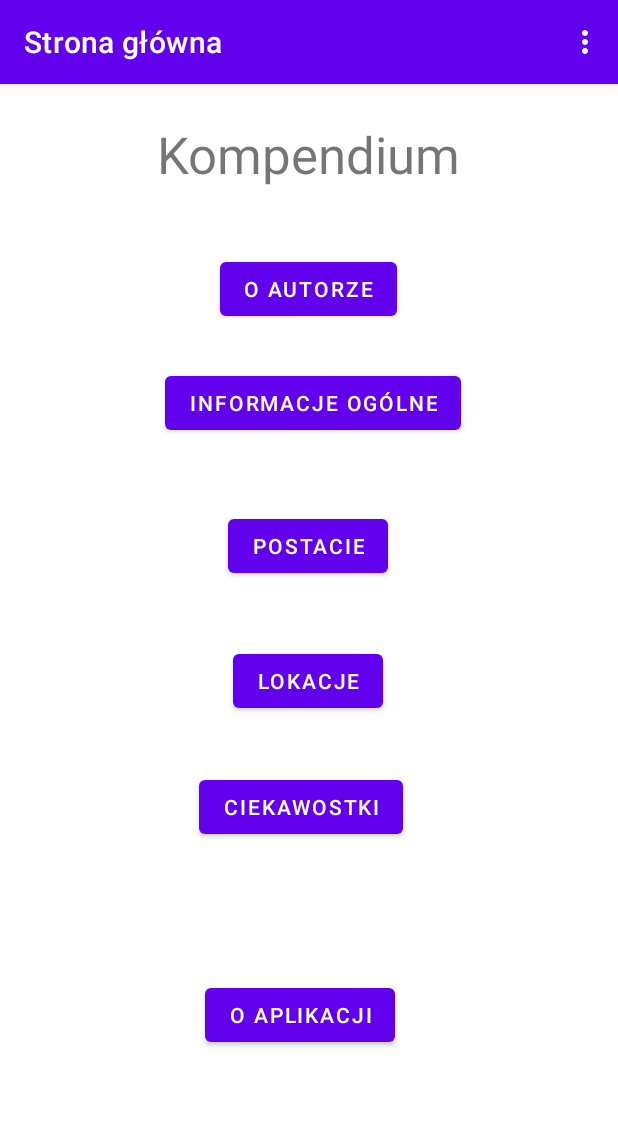
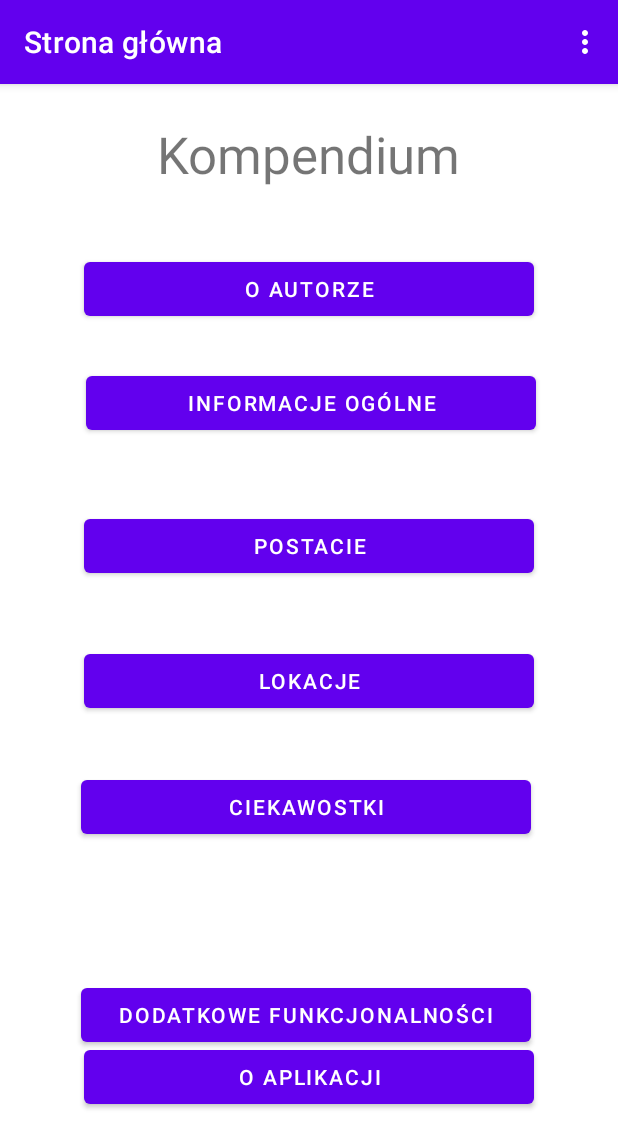
Before and after one commit to Adamo2499/compendium, an Android app: the screen it shows after launch (MainActivity), on a phone screen of 412 x 824 dp. Shown: the top 1148 px of the screen. Run offline under Robolectric (Android 15) with nearby library versions, the phone set to English and light mode, and no system bars; our stand-ins replace navigation-ui.

Commit message:
Add missing fragments

```diff
--- a/app/build.gradle
+++ b/app/build.gradle
@@ -44,6 +44,7 @@ dependencies {
     implementation 'androidx.lifecycle:lifecycle-viewmodel-ktx:2.6.0'
     implementation 'com.google.android.gms:play-services-maps:18.0.2'
     implementation 'androidx.legacy:legacy-support-v4:1.0.0'
+    implementation 'androidx.recyclerview:recyclerview:1.2.1'
     testImplementation 'junit:junit:4.13.2'
     androidTestImplementation 'androidx.test.ext:junit:1.1.5'
     androidTestImplementation 'androidx.test.espresso:espresso-core:3.5.1'
--- a/app/src/main/java/com/example/compendium/FirstFragment.java
+++ b/app/src/main/java/com/example/compendium/FirstFragment.java
@@ -13,9 +13,9 @@ import androidx.fragment.app.Fragment;
 import androidx.navigation.NavController;
 import androidx.navigation.Navigation;
 import androidx.navigation.fragment.NavHostFragment;
+import com.example.compendium.BuildConfig;
 
 import com.example.compendium.databinding.FragmentFirstBinding;
-
 public class FirstFragment extends Fragment {
 
     private FragmentFirstBinding binding;
@@ -33,17 +33,6 @@ public class FirstFragment extends Fragment {
 
     public void onViewCreated(@NonNull View view, Bundle savedInstanceState) {
         super.onViewCreated(view, savedInstanceState);
-
-        binding.appInfoButton.setOnClickListener(new View.OnClickListener() {
-            Context context = getContext();
-            CharSequence text = "Wersja aplikacji: 1.0 \n © Adam Bieszk 2023";
-            int duration = Toast.LENGTH_LONG;
-            @Override
-            public void onClick(View view) {
-                Toast toast = Toast.makeText(context,text,duration);
-                toast.show();
-            }
-        });
 
         binding.authorInfoButton.setOnClickListener(new View.OnClickListener() {
             @Override
@@ -70,6 +59,26 @@ public class FirstFragment extends Fragment {
                 NavHostFragment.findNavController(FirstFragment.this).navigate(R.id.action_FirstFragment_to_triviasFragment);
             }
         });
+
+        binding.appExtraOptionsButton.setOnClickListener(new View.OnClickListener() {
+            @Override
+            public void onClick(View view) {
+
+            }
+        });
+
+        binding.appInfoButton.setOnClickListener(new View.OnClickListener() {
+            final Context context = getContext();
+            final CharSequence text = "Wersja aplikacji:"+BuildConfig.VERSION_NAME+" \n © Adam Bieszk 2023";
+
+            final int duration = Toast.LENGTH_LONG;
+            @Override
+            public void onClick(View view) {
+                Toast toast = Toast.makeText(context,text,duration);
+                toast.show();
+            }
+        });
+
     }
 
     @Override
--- a/app/src/main/res/layout/content_main.xml
+++ b/app/src/main/res/layout/content_main.xml
@@ -13,7 +13,9 @@
         app:defaultNavHost="true"
         app:layout_constraintBottom_toBottomOf="parent"
         app:layout_constraintEnd_toEndOf="parent"
+        app:layout_constraintHorizontal_bias="0.0"
         app:layout_constraintStart_toStartOf="parent"
         app:layout_constraintTop_toTopOf="parent"
+        app:layout_constraintVertical_bias="1.0"
         app:navGraph="@navigation/nav_graph" />
 </androidx.constraintlayout.widget.ConstraintLayout>
--- a/app/src/main/res/layout/fragment_author.xml
+++ b/app/src/main/res/layout/fragment_author.xml
@@ -37,12 +37,12 @@
         android:layout_width="146dp"
         android:layout_height="212dp"
         android:layout_marginTop="92dp"
-        android:src="@drawable/jonthanoceanphoto"
+        android:src="@drawable/blank"
         app:layout_constraintEnd_toEndOf="parent"
         app:layout_constraintHorizontal_bias="0.611"
         app:layout_constraintStart_toEndOf="@+id/imageView_logo"
         app:layout_constraintTop_toTopOf="parent"
-        android:contentDescription="@string/jonathan_ocean_logo_desc" />
+        android:contentDescription="@string/jonathan_ocean_photo_desc" />
 
     <ImageView
         android:id="@+id/imageView_logo"
@@ -54,6 +54,6 @@
         app:layout_constraintStart_toStartOf="parent"
         app:layout_constraintTop_toTopOf="parent"
         tools:ignore="ImageContrastCheck"
-        android:contentDescription="@string/jonathan_ocean_photo_desc" />
+        android:contentDescription="@string/jonathan_ocean_logo_desc" />
 
 </androidx.constraintlayout.widget.ConstraintLayout>
--- a/app/src/main/res/layout/fragment_first.xml
+++ b/app/src/main/res/layout/fragment_first.xml
@@ -18,21 +18,8 @@
         app:layout_constraintTop_toTopOf="parent" />
 
     <Button
-        android:id="@+id/app_info_button"
-        android:layout_width="wrap_content"
-        android:layout_height="wrap_content"
-        android:layout_marginBottom="120dp"
-        android:text="@string/about_label"
-        app:layout_constraintBottom_toBottomOf="parent"
-        app:layout_constraintEnd_toEndOf="parent"
-        app:layout_constraintHorizontal_bias="0.48"
-        app:layout_constraintStart_toStartOf="parent"
-        app:layout_constraintTop_toBottomOf="@+id/trivias_button"
-        app:layout_constraintVertical_bias="0.964" />
-
-    <Button
         android:id="@+id/author_info_button"
-        android:layout_width="wrap_content"
+        android:layout_width="300dp"
         android:layout_height="wrap_content"
         android:layout_marginTop="43dp"
         android:layout_weight="1"
@@ -44,7 +31,7 @@
 
     <Button
         android:id="@+id/basic_info_button"
-        android:layout_width="wrap_content"
+        android:layout_width="300dp"
         android:layout_height="wrap_content"
         android:layout_marginTop="28dp"
         android:text="@string/basic_info_label"
@@ -55,7 +42,7 @@
 
     <Button
         android:id="@+id/characters_info_button"
-        android:layout_width="wrap_content"
+        android:layout_width="300dp"
         android:layout_height="wrap_content"
         android:layout_marginTop="47dp"
         android:text="@string/characters_label"
@@ -66,7 +53,7 @@
 
     <Button
         android:id="@+id/locations_info_button"
-        android:layout_width="wrap_content"
+        android:layout_width="300dp"
         android:layout_height="wrap_content"
         android:layout_marginTop="42dp"
         android:text="@string/locations_label"
@@ -77,7 +64,7 @@
 
     <Button
         android:id="@+id/trivias_button"
-        android:layout_width="wrap_content"
+        android:layout_width="300dp"
         android:layout_height="wrap_content"
         android:layout_marginTop="36dp"
         android:text="@string/trivias_label"
@@ -85,4 +72,28 @@
         app:layout_constraintHorizontal_bias="0.481"
         app:layout_constraintStart_toStartOf="parent"
         app:layout_constraintTop_toBottomOf="@+id/locations_info_button" />
+
+    <Button
+        android:id="@+id/app_extra_options_button"
+        android:layout_width="300dp"
+        android:layout_height="wrap_content"
+        android:layout_marginBottom="120dp"
+        android:text="@string/extra_options_label"
+        app:layout_constraintBottom_toBottomOf="parent"
+        app:layout_constraintEnd_toEndOf="parent"
+        app:layout_constraintHorizontal_bias="0.48"
+        app:layout_constraintStart_toStartOf="parent"
+        app:layout_constraintTop_toBottomOf="@+id/trivias_button"
+        app:layout_constraintVertical_bias="0.964" />
+
+    <Button
+        android:id="@+id/app_info_button"
+        android:layout_width="300dp"
+        android:layout_height="wrap_content"
+        android:layout_marginTop="132dp"
+        android:text="@string/about_label"
+        app:layout_constraintEnd_toEndOf="parent"
+        app:layout_constraintStart_toStartOf="parent"
+        app:layout_constraintTop_toBottomOf="@+id/trivias_button" />
+
 </androidx.constraintlayout.widget.ConstraintLayout>
--- a/app/src/main/res/values/colors.xml
+++ b/app/src/main/res/values/colors.xml
@@ -7,4 +7,9 @@
     <color name="teal_700">#FF018786</color>
     <color name="black">#FF000000</color>
     <color name="white">#FFFFFFFF</color>
+    <color name="light_blue_600">#FF039BE5</color>
+    <color name="light_blue_900">#FF01579B</color>
+    <color name="light_blue_A200">#FF40C4FF</color>
+    <color name="light_blue_A400">#FF00B0FF</color>
+    <color name="black_overlay">#66000000</color>
 </resources>
--- a/app/src/main/res/values/dimens.xml
+++ b/app/src/main/res/values/dimens.xml
@@ -3,4 +3,5 @@
     <!-- Default screen margins, per the Android Design guidelines. -->
     <dimen name="fragment_horizontal_margin">16dp</dimen>
     <dimen name="fragment_vertical_margin">16dp</dimen>
+    <dimen name="text_margin">16dp</dimen>
 </resources>
```
Also changed, not shown: app/src/main/java/com/example/compendium/CharactersFragment.java (added, +38 -0 lines), app/src/main/java/com/example/compendium/ExtraOptionsFragment.java (added, +37 -0 lines), app/src/main/java/com/example/compendium/LocationsFragment.java (added, +46 -0 lines), app/src/main/java/com/example/compendium/TriviasFragment.java (+0 -30 lines), app/src/main/res/layout/fragment_characters.xml (added, +14 -0 lines), app/src/main/res/layout/fragment_extra_options.xml (added, +14 -0 lines), app/src/main/res/layout/fragment_locations.xml (added, +14 -0 lines), app/src/main/res/layout/fragment_trivias.xml (+1 -25 lines), app/src/main/res/values/strings.xml (+7 -14 lines), app/src/main/res/drawable/jonthanoceanphoto.jpg (deleted).
